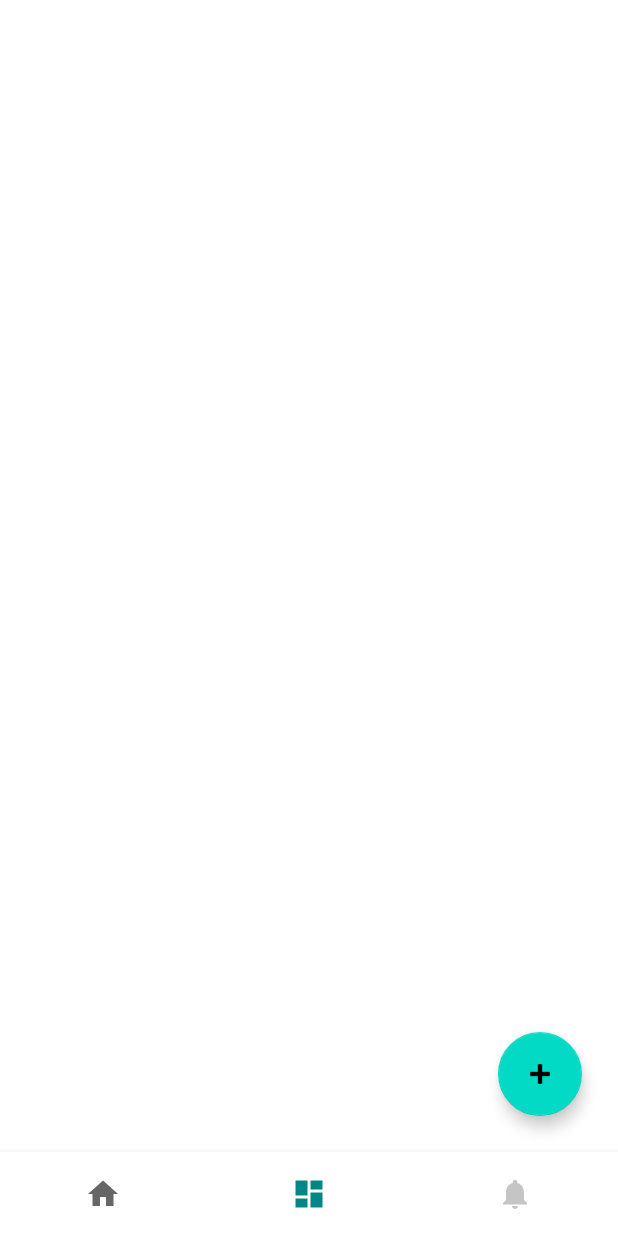
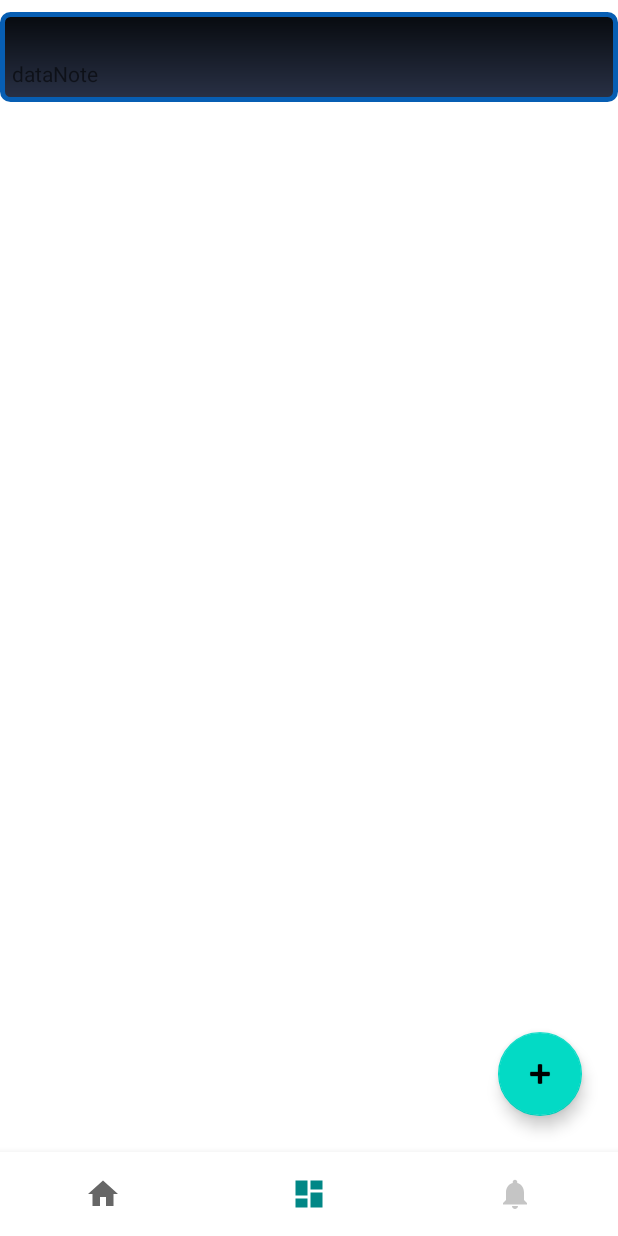
Before and after one commit to AndreyK1105/notePad-android, an Android app: the DashboardFragment screen opened through its navigation route, on a phone screen of 412 x 824 dp. Run offline under Robolectric (Android 15) with nearby library versions, the phone set to English and light mode, and no system bars; our stand-ins replace Room's generated code, navigation-ui.

Commit message:
editNote viewModel

```diff
--- a/app/src/main/java/com/example/mynotepad/app/App.kt
+++ b/app/src/main/java/com/example/mynotepad/app/App.kt
@@ -5,6 +5,7 @@ import com.example.mynotepad.di.dashboardModule
 import com.example.mynotepad.di.dataBaseModule
 import com.example.mynotepad.di.dataModule
 import com.example.mynotepad.di.domainModule
+import com.example.mynotepad.di.editNoteModule
 import com.example.mynotepad.di.homeModule
 import org.koin.android.ext.koin.androidContext
 import org.koin.android.ext.koin.androidLogger
@@ -23,7 +24,8 @@ modules(listOf(
     dashboardModule,
     dataModule,
     domainModule,
-    homeModule
+    homeModule,
+    editNoteModule
 ))
         }
     }
--- a/app/src/main/java/com/example/mynotepad/di/AppModule.kt
+++ b/app/src/main/java/com/example/mynotepad/di/AppModule.kt
@@ -1,6 +1,7 @@
 package com.example.mynotepad.di
 
 import com.example.mynotepad.ui.dashboard.DashboardViewModel
+import com.example.mynotepad.ui.editnote.EditNoteViewModel
 import com.example.mynotepad.ui.home.HomeViewModel
 import org.koin.androidx.viewmodel.dsl.viewModel
 import org.koin.dsl.module
@@ -15,3 +16,6 @@ val homeModule= module {
     viewModel<HomeViewModel >{
         HomeViewModel( )    }
 }
+val editNoteModule= module {
+    viewModel{EditNoteViewModel( addNoteUseCase = get(), getNoteUseCase = get(),delNoteUseCase=get() )}
+}
--- a/app/src/main/java/com/example/mynotepad/di/DomainModule.kt
+++ b/app/src/main/java/com/example/mynotepad/di/DomainModule.kt
@@ -2,6 +2,7 @@ package com.example.mynotepad.di
 
 import com.example.domain.usecase.AddNoteUseCase
 import com.example.domain.usecase.DelNoteUseCase
+import com.example.domain.usecase.GetNoteUseCase
 import com.example.domain.usecase.GetNotesUseCase
 import org.koin.dsl.module
 
@@ -9,5 +10,6 @@ val domainModule=module {
     factory <AddNoteUseCase> { AddNoteUseCase(noteRepository = get())  }
     factory <GetNotesUseCase>{GetNotesUseCase( noteRepositoryLocal =  get ())  }
     factory <DelNoteUseCase> {DelNoteUseCase ( noteRepository= get())  }
+    factory <GetNoteUseCase> {GetNoteUseCase ( noteRepository= get())  }
 
 }
--- a/app/src/main/java/com/example/mynotepad/ui/dashboard/AdapterNotes.kt
+++ b/app/src/main/java/com/example/mynotepad/ui/dashboard/AdapterNotes.kt
@@ -26,6 +26,7 @@ class AdapterNotes(private val notes: List<Note>,
         init {
 view.setOnClickListener(this)
             textView=view.findViewById(R.id.itemNote)
+     //textView.textSize= 20.0F
         }
 
         override fun onClick(p0: View?) {
@@ -46,7 +47,7 @@ view.setOnClickListener(this)
     override fun onBindViewHolder(holder: ViewHolder, position: Int) {
        // Log.v("a","adapter bnind ${ notes[0].textNote}" )
         val item=notes[position]
-       holder.textView.text=item.textNote
+       holder.textView.text="${item.textNote.trimEnd() }"
 //        holder.itemView.setOnClickListener{
 //           if (onClickListener!=null){
 //               onClickListener!!.onClick(position, item)
--- /dev/null
+++ b/app/src/main/res/drawable/baseline_delete_outline_24.xml
@@ -0,0 +1,5 @@
+<vector android:height="24dp" android:tint="#000000"
+    android:viewportHeight="24" android:viewportWidth="24"
+    android:width="24dp" xmlns:android="http://schemas.android.com/apk/res/android">
+    <path android:fillColor="@android:color/white" android:pathData="M6,19c0,1.1 0.9,2 2,2h8c1.1,0 2,-0.9 2,-2L18,7L6,7v12zM8,9h8v10L8,19L8,9zM15.5,4l-1,-1h-5l-1,1L5,4v2h14L19,4z"/>
+</vector>
--- /dev/null
+++ b/app/src/main/res/drawable/text_view_style.xml
@@ -0,0 +1,13 @@
+<?xml version="1.0" encoding="utf-8"?>
+<shape xmlns:android="http://schemas.android.com/apk/res/android"
+    android:thickness="0dp"
+    android:shape="rectangle">
+    <stroke android:width="3dp"
+        android:color="#075EB3"/>
+    <corners android:radius="5dp" />
+    <gradient
+        android:startColor="#070A0E"
+        android:endColor="#293146"
+        android:type="linear"
+        android:angle="270"/>
+</shape>
--- a/app/src/main/res/layout/item_note.xml
+++ b/app/src/main/res/layout/item_note.xml
@@ -1,15 +1,43 @@
 <?xml version="1.0" encoding="utf-8"?>
 <androidx.constraintlayout.widget.ConstraintLayout xmlns:android="http://schemas.android.com/apk/res/android"
     xmlns:app="http://schemas.android.com/apk/res-auto"
+    xmlns:tools="http://schemas.android.com/tools"
     android:layout_width="wrap_content"
     android:layout_height="wrap_content">
+
+    <View
+        android:id="@+id/view"
+        android:layout_width="wrap_content"
+        android:layout_height="60dp"
+        android:layout_marginStart="8dp"
+        android:layout_marginTop="8dp"
+        android:layout_marginEnd="8dp"
+        android:background="@drawable/text_view_style"
+        app:layout_constraintEnd_toEndOf="parent"
+        app:layout_constraintStart_toStartOf="parent"
+        app:layout_constraintTop_toTopOf="parent" />
 
     <TextView
         android:id="@+id/itemNote"
         android:layout_width="wrap_content"
         android:layout_height="wrap_content"
         android:layout_marginStart="8dp"
+        android:ellipsize="end"
+        android:maxLines="1"
+        android:singleLine="true"
         android:text="TextView"
-        app:layout_constraintStart_toStartOf="parent"
-        app:layout_constraintTop_toTopOf="parent" />
+        android:textSize="20sp"
+        app:layout_constraintStart_toStartOf="@+id/view"
+        app:layout_constraintTop_toTopOf="@+id/view" />
+
+    <TextView
+        android:id="@+id/dataNote"
+        android:layout_width="wrap_content"
+        android:layout_height="wrap_content"
+        android:layout_marginStart="8dp"
+        android:layout_marginTop="4dp"
+        android:text="dataNote"
+        app:layout_constraintStart_toStartOf="@+id/view"
+        app:layout_constraintTop_toBottomOf="@+id/itemNote" />
+
 </androidx.constraintlayout.widget.ConstraintLayout>
--- a/app/src/main/res/menu/toolbar_menu.xml
+++ b/app/src/main/res/menu/toolbar_menu.xml
@@ -17,10 +17,10 @@
         android:title="Search"
         app:showAsAction="ifRoom" />
     <item
-        android:id="@+id/action_user"
-        android:icon="@drawable/ic_dashboard_black_24dp"
+        android:id="@+id/action_delete"
+        android:icon="@drawable/baseline_delete_outline_24"
         android:orderInCategory="200"
-        android:title="User"
+        android:title="Delete"
         app:showAsAction="ifRoom" />
 
 </menu>
```
Also changed, not shown: app/src/main/java/com/example/mynotepad/ui/editnote/EditNote.kt (+52 -10 lines), app/src/main/java/com/example/mynotepad/ui/editnote/EditNoteViewModel.kt (+29 -13 lines), domain/src/main/java/com/example/domain/usecase/GetNoteUseCase.kt (added, +11 -0 lines).
